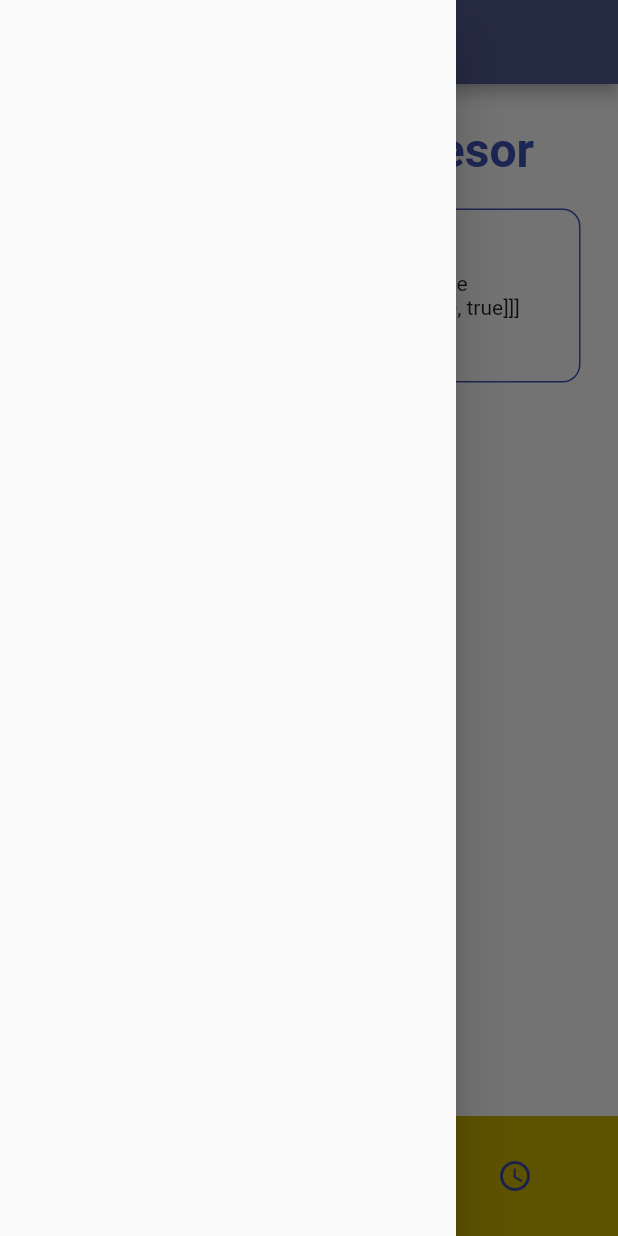
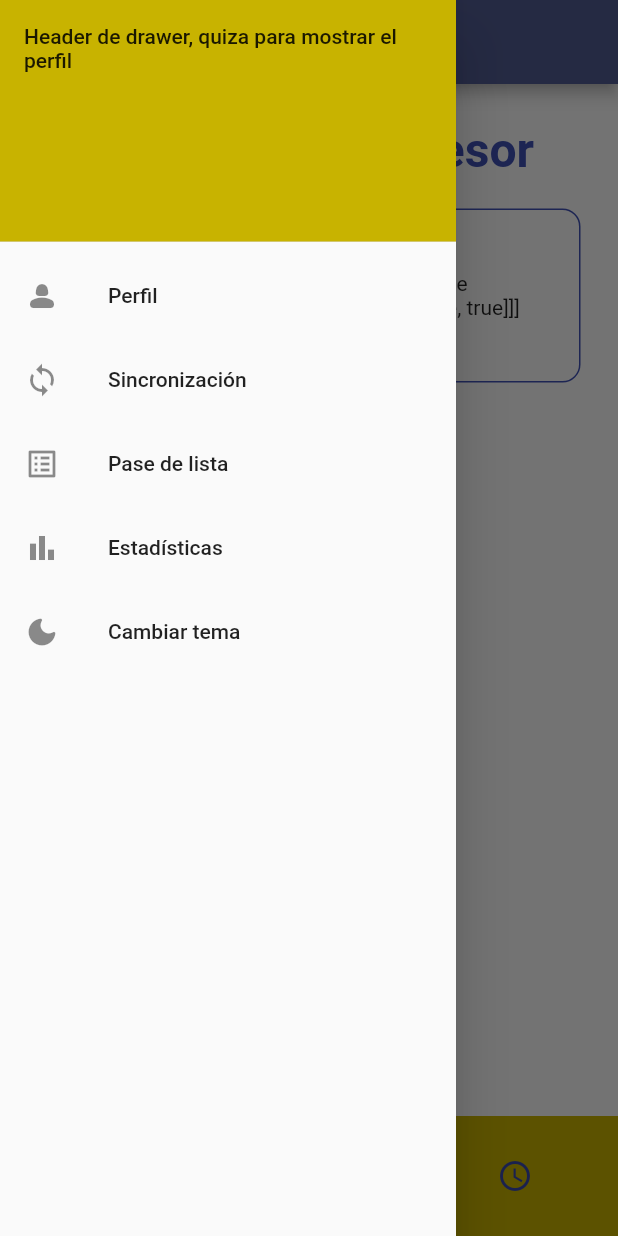
Before and after one commit to Noise-Wall/control-asistencia-alumnos, a Flutter app: the screen it shows after launch, with the side drawer open, on a phone screen of 412 x 824 dp. Run offline on Flutter 3.47's test engine with Material 2 defaults, Android fonts, the light colour scheme and no system bars; our stand-ins replace hive_flutter; accounts and stored records are empty.

Commit message:
Agregar rutas tentativas al Drawer
Esto es más como para darle camino al proyecto, marcar las bases y que
se pueda dividir más fácil el trabajo.

```diff
--- a/lib/paginas/pagina_principal.dart
+++ b/lib/paginas/pagina_principal.dart
@@ -14,6 +14,7 @@ class PaginaPrincipal extends StatefulWidget {
 }
 
 class _PaginaPrincipalState extends State<PaginaPrincipal> {
+  ThemeMode _themeMode = ThemeMode.system;
   // el index de la pagina seleccionada. para llevar rastreo de pagina actual.
   int _paginaSeleccionada = 0;
 
@@ -37,6 +38,7 @@ class _PaginaPrincipalState extends State<PaginaPrincipal> {
       db.loadGrupos();
     }
   }
+
   @override
   Widget build(BuildContext context) {
     return Scaffold(
@@ -44,7 +46,49 @@ class _PaginaPrincipalState extends State<PaginaPrincipal> {
         title: const Text("Página principal"),
         centerTitle: true,
       ),
-      drawer: const Drawer(),
+      // Basicamente tododentro del Drawer es temporal.
+      // A futuro se cambiará a NavigationDrawer, al igual que con el
+      // BottomNavigationBar.
+      drawer: Drawer(
+        child: ListView(
+          padding: EdgeInsets.zero,
+          children: [
+            DrawerHeader(
+              decoration:
+                  BoxDecoration(color: Colors.amber.shade600.withRed(200)),
+              child:
+                  const Text("Header de drawer, quiza para mostrar el perfil"),
+            ),
+            ListTile(
+              leading: const Icon(Icons.person_2_rounded),
+              title: const Text('Perfil'),
+              onTap: () {},
+            ),
+            ListTile(
+              leading: const Icon(Icons.sync),
+              title: const Text('Sincronización'),
+              onTap: () {},
+            ),
+            ListTile(
+              leading: const Icon(Icons.list_alt),
+              title: const Text('Pase de lista'),
+              onTap: () {},
+            ),
+            ListTile(
+              leading: const Icon(Icons.bar_chart),
+              title: const Text('Estadísticas'),
+              onTap: () {},
+            ),
+            ListTile(
+              leading: const Icon(ThemeMode.system == ThemeMode.dark
+                  ? Icons.light_mode_rounded
+                  : Icons.dark_mode_rounded),
+              title: const Text('Cambiar tema'),
+              onTap: () {},
+            ),
+          ],
+        ),
+      ),
       body: _paginas[_paginaSeleccionada],
       // barra de navegacion inferior
       bottomNavigationBar: NavigationBar(
```
